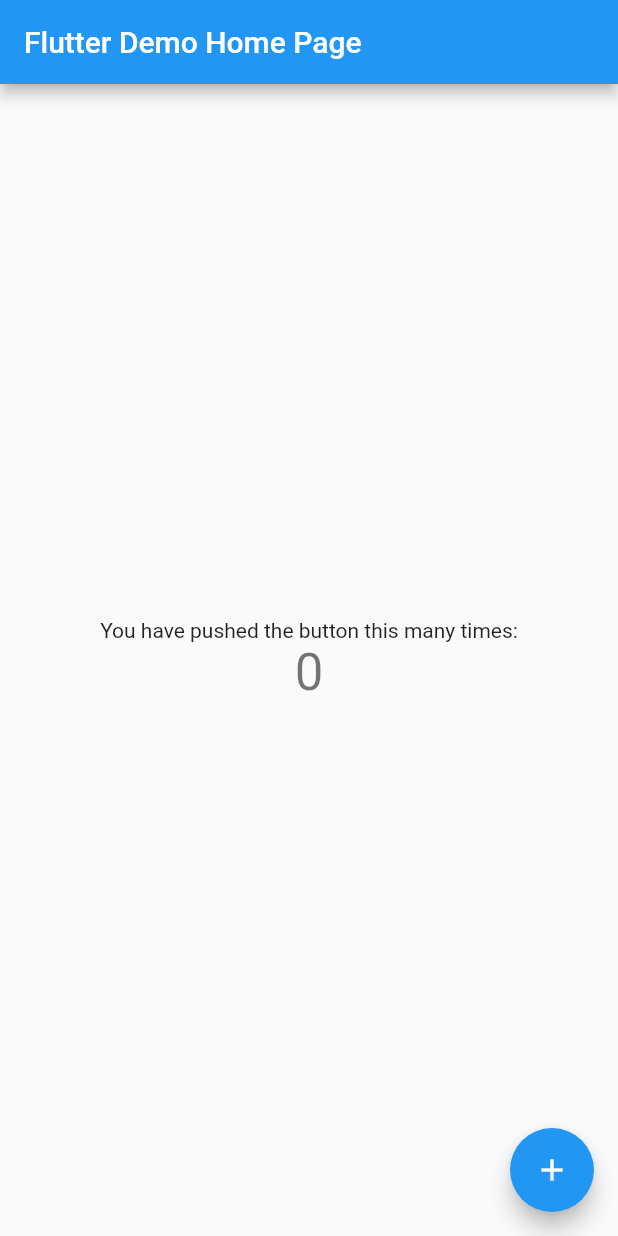
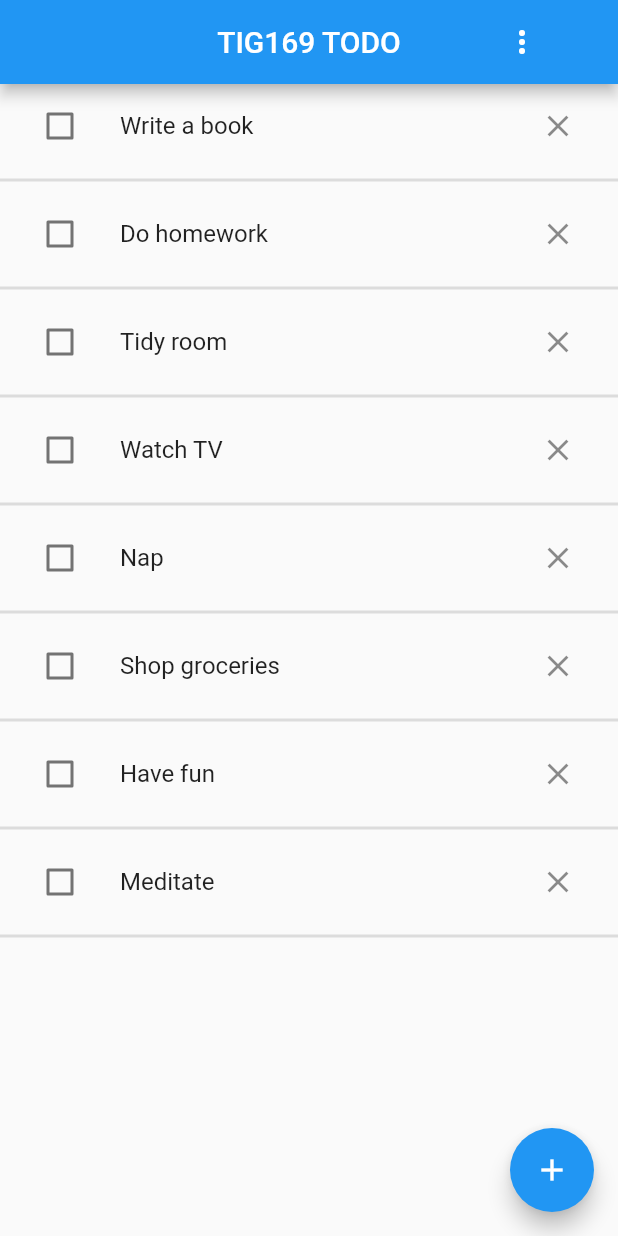
Before and after one commit to Malimani13/Inlamningsuppgift1, a Flutter app: the screen it shows after launch, on a phone screen of 412 x 824 dp. Run offline on Flutter 3.47's test engine with Material 2 defaults, Android fonts, the phone set to English and light mode, and no system bars.

Commit message:
Added the code for steg 1

```diff
--- a/lib/main.dart
+++ b/lib/main.dart
@@ -1,115 +1,187 @@
+//import 'dart:html';
+
 import 'package:flutter/material.dart';
 
 void main() {
-  runApp(const MyApp());
+  runApp(MyApp());
 }
 
 class MyApp extends StatelessWidget {
-  const MyApp({Key? key}) : super(key: key);
-
-  // This widget is the root of your application.
   @override
   Widget build(BuildContext context) {
     return MaterialApp(
-      title: 'Flutter Demo',
-      theme: ThemeData(
-        // This is the theme of your application.
-        //
-        // Try running your application with "flutter run". You'll see the
-        // application has a blue toolbar. Then, without quitting the app, try
-        // changing the primarySwatch below to Colors.green and then invoke
-        // "hot reload" (press "r" in the console where you ran "flutter run",
-        // or simply save your changes to "hot reload" in a Flutter IDE).
-        // Notice that the counter didn't reset back to zero; the application
-        // is not restarted.
-        primarySwatch: Colors.blue,
-      ),
-      home: const MyHomePage(title: 'Flutter Demo Home Page'),
+      title: "Hello",
+      home: MyClass(),
     );
   }
 }
 
-class MyHomePage extends StatefulWidget {
-  const MyHomePage({Key? key, required this.title}) : super(key: key);
+class MyClass extends StatelessWidget {
+  bool val = false;
 
-  // This widget is the home page of your application. It is stateful, meaning
-  // that it has a State object (defined below) that contains fields that affect
-  // how it looks.
-
-  // This class is the configuration for the state. It holds the values (in this
-  // case the title) provided by the parent (in this case the App widget) and
-  // used by the build method of the State. Fields in a Widget subclass are
-  // always marked "final".
-
-  final String title;
-
-  @override
-  State<MyHomePage> createState() => _MyHomePageState();
-}
-
-class _MyHomePageState extends State<MyHomePage> {
-  int _counter = 0;
-
-  void _incrementCounter() {
-    setState(() {
-      // This call to setState tells the Flutter framework that something has
-      // changed in this State, which causes it to rerun the build method below
-      // so that the display can reflect the updated values. If we changed
-      // _counter without calling setState(), then the build method would not be
-      // called again, and so nothing would appear to happen.
-      _counter++;
-    });
-  }
+  var index;
 
   @override
   Widget build(BuildContext context) {
-    // This method is rerun every time setState is called, for instance as done
-    // by the _incrementCounter method above.
-    //
-    // The Flutter framework has been optimized to make rerunning build methods
-    // fast, so that you can just rebuild anything that needs updating rather
-    // than having to individually change instances of widgets.
     return Scaffold(
       appBar: AppBar(
-        // Here we take the value from the MyHomePage object that was created by
-        // the App.build method, and use it to set our appbar title.
-        title: Text(widget.title),
+        centerTitle: true,
+        title: const Text("TIG169 TODO", style: TextStyle(color: Colors.white)),
+        backgroundColor: Colors.blue,
+        actions: [
+          IconButton(onPressed: () {}, icon: Icon(Icons.more_vert)),
+          Container(
+            margin: EdgeInsets.only(right: 40),
+          ),
+        ],
       ),
-      body: Center(
-        // Center is a layout widget. It takes a single child and positions it
-        // in the middle of the parent.
-        child: Column(
-          // Column is also a layout widget. It takes a list of children and
-          // arranges them vertically. By default, it sizes itself to fit its
-          // children horizontally, and tries to be as tall as its parent.
-          //
-          // Invoke "debug painting" (press "p" in the console, choose the
-          // "Toggle Debug Paint" action from the Flutter Inspector in Android
-          // Studio, or the "Toggle Debug Paint" command in Visual Studio Code)
-          // to see the wireframe for each widget.
-          //
-          // Column has various properties to control how it sizes itself and
-          // how it positions its children. Here we use mainAxisAlignment to
-          // center the children vertically; the main axis here is the vertical
-          // axis because Columns are vertical (the cross axis would be
-          // horizontal).
-          mainAxisAlignment: MainAxisAlignment.center,
-          children: <Widget>[
-            const Text(
-              'You have pushed the button this many times:',
-            ),
-            Text(
-              '$_counter',
-              style: Theme.of(context).textTheme.headline4,
-            ),
-          ],
+      body: _list(),
+      floatingActionButton: FloatingActionButton(
+          backgroundColor: Colors.blue,
+          child: Icon(
+            Icons.add,
+          ),
+          onPressed: () {
+            Navigator.push(
+                context, MaterialPageRoute(builder: (context) => SecondView()));
+          }),
+    );
+  }
+
+  Widget _list() {
+    var assignment = [
+      "Write a book",
+      "Do homework",
+      "Tidy room",
+      "Watch TV",
+      "Nap",
+      "Shop groceries",
+      "Have fun",
+      "Meditate",
+    ];
+    return ListView.builder(
+        itemCount: assignment.length,
+        itemBuilder: (context, index) {
+          return Column(
+            children: [
+              _listItems(assignment[index]),
+              Divider(
+                thickness: 2,
+              ),
+            ],
+          );
+        } //=> _listItems(assignment[index]),
+
+        );
+  }
+
+  Widget _listItems(assignmentTitle) {
+    return ListTile(
+      leading: MyCB(),
+      title: Text(assignmentTitle),
+      trailing: IconButton(
+        icon: Icon(Icons.close),
+        onPressed: () {},
+      ),
+    );
+  }
+
+/*
+  Widget _listItem() {
+    return ListView(
+      children: [
+        _listTile("Write a book"),
+        _listTile("Do homework"),
+        _listTile("Tidy room"),
+        _listTile("Watch TV"),
+        _listTile("Nap"),
+        _listTile("Shop groceries"),
+        _listTile("Have fun"),
+        _listTile("Meditate"),
+      ],
+    );
+  }
+
+  Widget _listTile(String assignment) {
+    return ListTile(
+      leading: MyCB(),
+      title: Text(assignment),
+      trailing: IconButton(
+        icon: Icon(Icons.close),
+        onPressed: () {},
+      ),
+    );
+  }
+*/
+  Widget _checkBoxAlt(String assignment) {
+    return Row(children: [
+      MyCB(),
+      Container(
+        height: 30,
+        width: 250,
+        child: Text(
+          assignment,
+          style: TextStyle(fontSize: 25),
         ),
       ),
-      floatingActionButton: FloatingActionButton(
-        onPressed: _incrementCounter,
-        tooltip: 'Increment',
-        child: const Icon(Icons.add),
-      ), // This trailing comma makes auto-formatting nicer for build methods.
-    );
+      IconButton(
+        icon: Icon(Icons.close),
+        onPressed: () {},
+      )
+    ]);
   }
 }
+
+class MyCB extends StatefulWidget {
+  @override
+  State<MyCB> createState() => _MyCBState();
+}
+
+class _MyCBState extends State<MyCB> {
+  bool? _myBool = false;
+
+  @override
+  Widget build(BuildContext context) {
+    return Checkbox(
+        value: _myBool,
+        onChanged: (value) {
+          setState(() {
+            _myBool = value;
+          });
+        });
+  }
+}
+
+class SecondView extends StatelessWidget {
+  @override
+  Widget build(BuildContext context) {
+    return Scaffold(
+        appBar: AppBar(
+          centerTitle: true,
+          title: Text("TIG169 TODO"),
+        ),
+        body: Column(
+          children: [
+            Padding(
+                padding: EdgeInsets.all(20),
+                child: TextField(
+                  decoration: InputDecoration(
+                      border: OutlineInputBorder(),
+                      hintText: "What are you going to do?"),
+                )),
+            Row(
+              children: [
+                Container(
+                  width: 150,
+                ),
+                IconButton(onPressed: () {}, icon: Icon(Icons.add)),
+                Text("Add"),
+                Container(
+                  width: 125,
+                )
+              ],
+            )
+          ],
+        ));
+  }
+}
```
